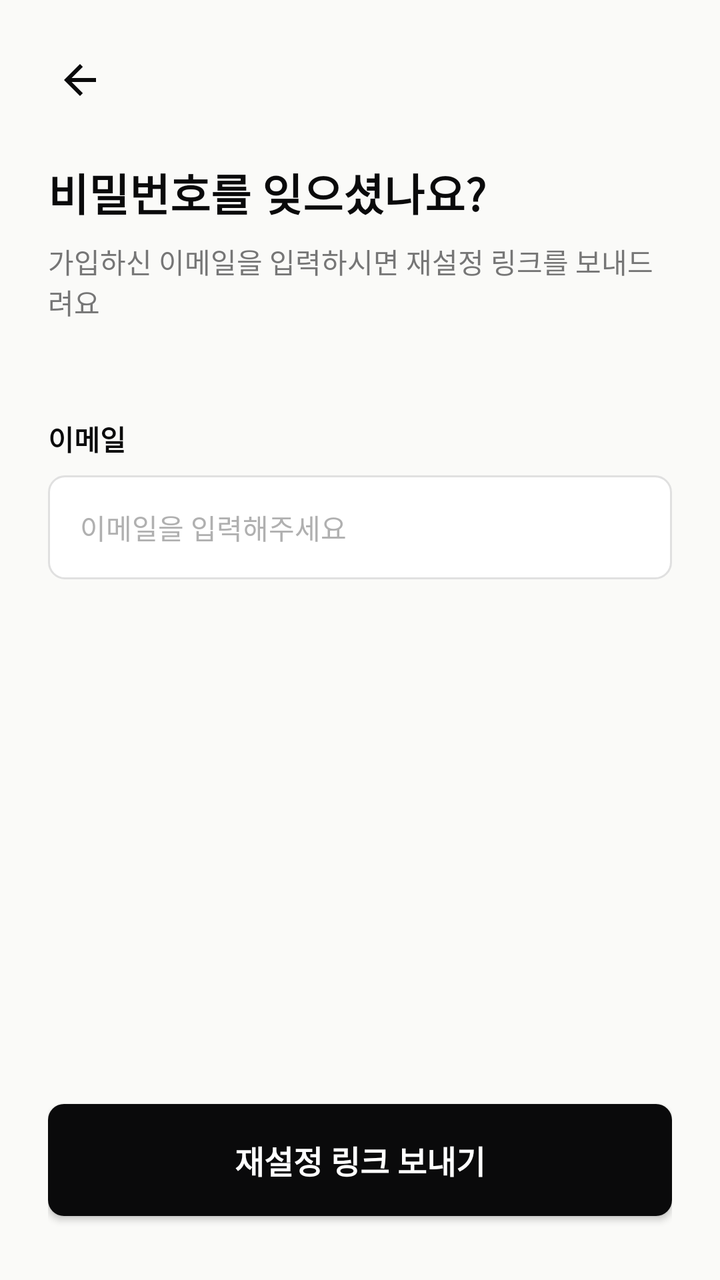
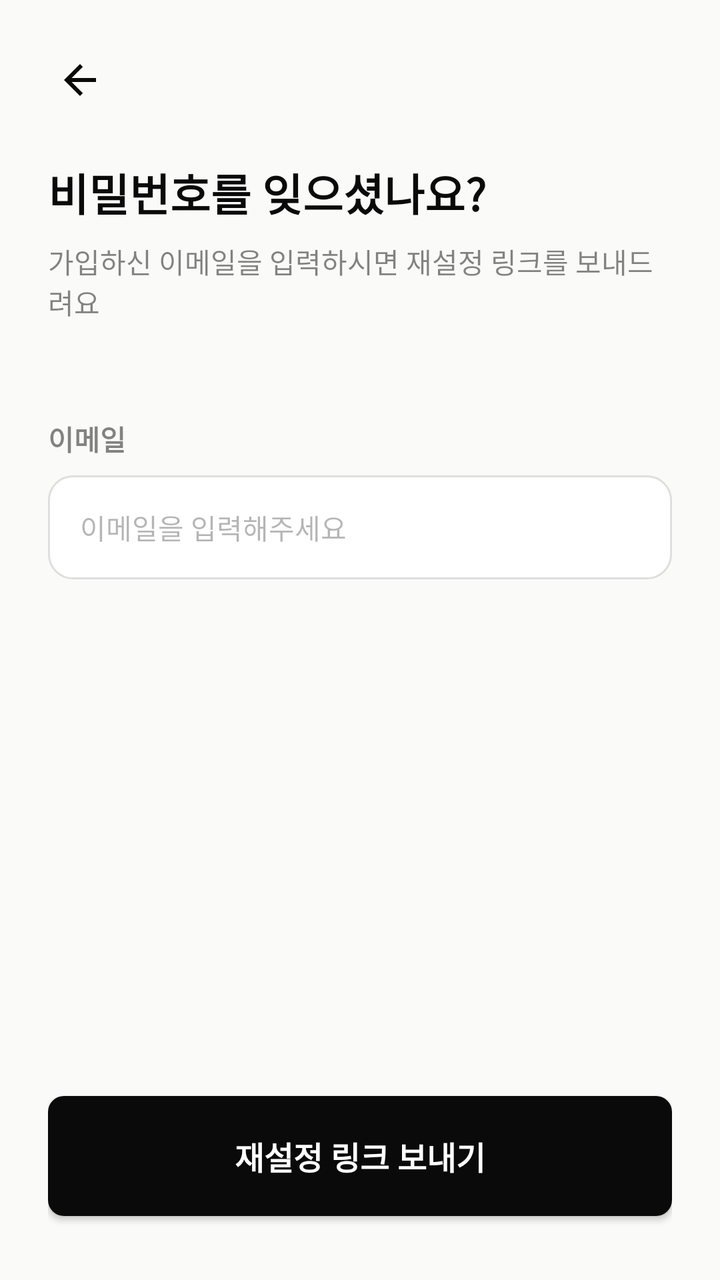

Screens rendered from an Android XML layout before and after an edit, with the pre-edit source and the edit as a unified diff.
<!-- AndroidManifest.xml: application theme Theme.WHSAfterMate -->
<!-- res/layout/fragment_reset_password.xml -->
<?xml version="1.0" encoding="utf-8"?>
<androidx.constraintlayout.widget.ConstraintLayout xmlns:android="http://schemas.android.com/apk/res/android"
    xmlns:app="http://schemas.android.com/apk/res-auto"
    xmlns:tools="http://schemas.android.com/tools"
    android:layout_width="match_parent"
    android:layout_height="match_parent"
    android:background="@color/background"
    android:padding="24dp"
    tools:context=".ui.auth.ResetPasswordFragment">

    
    <ImageView
        android:id="@+id/btnBack"
        android:layout_width="wrap_content"
        android:layout_height="wrap_content"
        android:src="@drawable/ic_back"
        android:padding="4dp"
        app:layout_constraintStart_toStartOf="parent"
        app:layout_constraintTop_toTopOf="parent" />

    
    <TextView
        android:id="@+id/tvTitle"
        android:layout_width="wrap_content"
        android:layout_height="wrap_content"
        android:layout_marginTop="24dp"
        android:text="비밀번호를 잊으셨나요?"
        android:textColor="@color/whs_black"
        android:textSize="22sp"
        android:textStyle="bold"
        app:layout_constraintStart_toStartOf="parent"
        app:layout_constraintTop_toBottomOf="@id/btnBack" />

    <TextView
        android:id="@+id/tvSubtitle"
        android:layout_width="0dp"
        android:layout_height="wrap_content"
        android:layout_marginTop="8dp"
        android:text="가입하신 이메일을 입력하시면 재설정 링크를 보내드려요"
        android:textColor="@color/gray_text_label"
        android:textSize="14sp"
        app:layout_constraintEnd_toEndOf="parent"
        app:layout_constraintStart_toStartOf="parent"
        app:layout_constraintTop_toBottomOf="@id/tvTitle" />

    
    <TextView
        android:id="@+id/tvEmailLabel"
        android:layout_width="wrap_content"
        android:layout_height="wrap_content"
        android:layout_marginTop="48dp"
        android:text="이메일"
        android:textColor="@color/whs_black"
        android:textSize="14sp"
        android:textStyle="bold"
        app:layout_constraintStart_toStartOf="parent"
        app:layout_constraintTop_toBottomOf="@id/tvSubtitle" />

    <EditText
        android:id="@+id/etEmail"
        android:layout_width="0dp"
        android:layout_height="52dp"
        android:layout_marginTop="8dp"
        android:background="@drawable/bg_edittext"
        android:hint="이메일을 입력해주세요"
        android:inputType="textEmailAddress"
        android:paddingHorizontal="16dp"
        android:textSize="14sp"
        android:textColorHint="@color/gray_text_hint"
        app:layout_constraintEnd_toEndOf="parent"
        app:layout_constraintStart_toStartOf="parent"
        app:layout_constraintTop_toBottomOf="@id/tvEmailLabel" />

    
    <androidx.appcompat.widget.AppCompatButton
        android:id="@+id/btnSendResetLink"
        android:layout_width="0dp"
        android:layout_height="56dp"
        android:layout_marginBottom="8dp"
        android:background="@drawable/bg_button_black"
        android:text="재설정 링크 보내기"
        android:textColor="@color/white"
        android:textSize="16sp"
        android:textStyle="bold"
        app:layout_constraintBottom_toBottomOf="parent"
        app:layout_constraintEnd_toEndOf="parent"
        app:layout_constraintStart_toStartOf="parent" />

</androidx.constraintlayout.widget.ConstraintLayout>
<!-- resources referenced by this layout -->
<resources>
  <color name="background">#FAFAF8</color>
  <color name="gray_text_hint">#B0B0B0</color>
  <color name="gray_text_label">#767676</color>
  <color name="white">#FFFFFFFF</color>
  <color name="whs_black">#0A0A0B</color>
  <!-- drawable bg_button_black (drawable) -->
  <?xml version="1.0" encoding="utf-8"?>
  <shape xmlns:android="http://schemas.android.com/apk/res/android">
      <solid android:color="@color/whs_black" />
      <corners android:radius="8dp" />
  </shape>
  <!-- drawable bg_edittext (drawable) -->
  <?xml version="1.0" encoding="utf-8"?>
  <shape xmlns:android="http://schemas.android.com/apk/res/android">
      <solid android:color="@color/white" />
      <stroke
          android:width="1dp"
          android:color="@color/gray_border" />
      <corners android:radius="8dp" />
  </shape>
  <!-- drawable ic_back (drawable) -->
  <?xml version="1.0" encoding="utf-8"?>
  <vector xmlns:android="http://schemas.android.com/apk/res/android"
      android:width="24dp"
      android:height="24dp"
      android:viewportWidth="24"
      android:viewportHeight="24">
      <path
          android:fillColor="@color/whs_black"
          android:pathData="M20,11H7.83l5.59,-5.59L12,4l-8,8 8,8 1.41,-1.41L7.83,13H20v-2z" />
  </vector>
  <style name="Theme.WHSAfterMate" parent="Theme.MaterialComponents.DayNight.DarkActionBar">
          
          <item name="colorPrimary">@color/purple_500</item>
          <item name="colorPrimaryVariant">@color/purple_700</item>
          <item name="colorOnPrimary">@color/white</item>
          
          <item name="colorSecondary">@color/teal_200</item>
          <item name="colorSecondaryVariant">@color/teal_700</item>
          <item name="colorOnSecondary">@color/black</item>
          
          <item name="android:statusBarColor" tools:targetApi="l">?attr/colorPrimaryVariant</item>
      </style>
  <color name="gray_border">#E0E0E0</color>
  <color name="purple_500">#FF6200EE</color>
  <color name="purple_700">#FF3700B3</color>
  <color name="teal_200">#FF03DAC5</color>
  <color name="teal_700">#FF018786</color>
  <color name="black">#FF000000</color>
</resources>

<!-- the commit's change to res/layout/fragment_reset_password.xml (unified diff, before → after) -->
@@ -37,7 +37,8 @@
         android:layout_height="wrap_content"
         android:layout_marginTop="8dp"
         android:text="가입하신 이메일을 입력하시면 재설정 링크를 보내드려요"
-        android:textColor="@color/gray_text_label"
+        android:textColor="@color/whs_black"
+        android:alpha="0.5"
         android:textSize="14sp"
         app:layout_constraintEnd_toEndOf="parent"
         app:layout_constraintStart_toStartOf="parent"
@@ -51,6 +52,7 @@
         android:layout_marginTop="48dp"
         android:text="이메일"
         android:textColor="@color/whs_black"
+        android:alpha="0.5"
         android:textSize="14sp"
         android:textStyle="bold"
         app:layout_constraintStart_toStartOf="parent"
@@ -66,7 +68,7 @@
         android:inputType="textEmailAddress"
         android:paddingHorizontal="16dp"
         android:textSize="14sp"
-        android:textColorHint="@color/gray_text_hint"
+        android:textColorHint="#4D0A0A0B"
         app:layout_constraintEnd_toEndOf="parent"
         app:layout_constraintStart_toStartOf="parent"
         app:layout_constraintTop_toBottomOf="@id/tvEmailLabel" />
@@ -75,7 +77,7 @@
     <androidx.appcompat.widget.AppCompatButton
         android:id="@+id/btnSendResetLink"
         android:layout_width="0dp"
-        android:layout_height="56dp"
+        android:layout_height="60dp"
         android:layout_marginBottom="8dp"
         android:background="@drawable/bg_button_black"
         android:text="재설정 링크 보내기"
<!-- resource entries referenced after the edit -->
@@ -1,8 +1,6 @@
 <!-- resources referenced by this layout -->
 <resources>
   <color name="background">#FAFAF8</color>
-  <color name="gray_text_hint">#B0B0B0</color>
-  <color name="gray_text_label">#767676</color>
   <color name="white">#FFFFFFFF</color>
   <color name="whs_black">#0A0A0B</color>
   <!-- drawable bg_button_black (drawable) -->
@@ -17,8 +15,8 @@
       <solid android:color="@color/white" />
       <stroke
           android:width="1dp"
-          android:color="@color/gray_border" />
-      <corners android:radius="8dp" />
+          android:color="#1F0A0A0B" />
+      <corners android:radius="12dp" />
   </shape>
   <!-- drawable ic_back (drawable) -->
   <?xml version="1.0" encoding="utf-8"?>
@@ -43,7 +41,6 @@
           
           <item name="android:statusBarColor" tools:targetApi="l">?attr/colorPrimaryVariant</item>
       </style>
-  <color name="gray_border">#E0E0E0</color>
   <color name="purple_500">#FF6200EE</color>
   <color name="purple_700">#FF3700B3</color>
   <color name="teal_200">#FF03DAC5</color>
